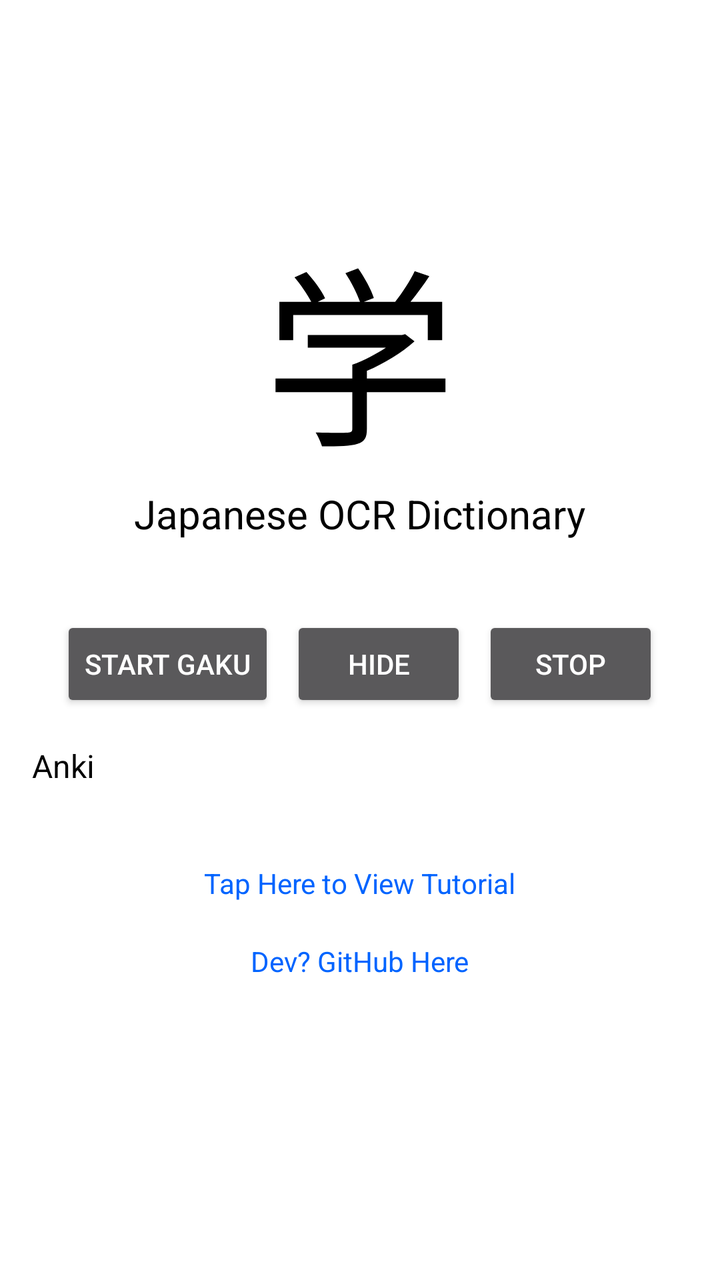
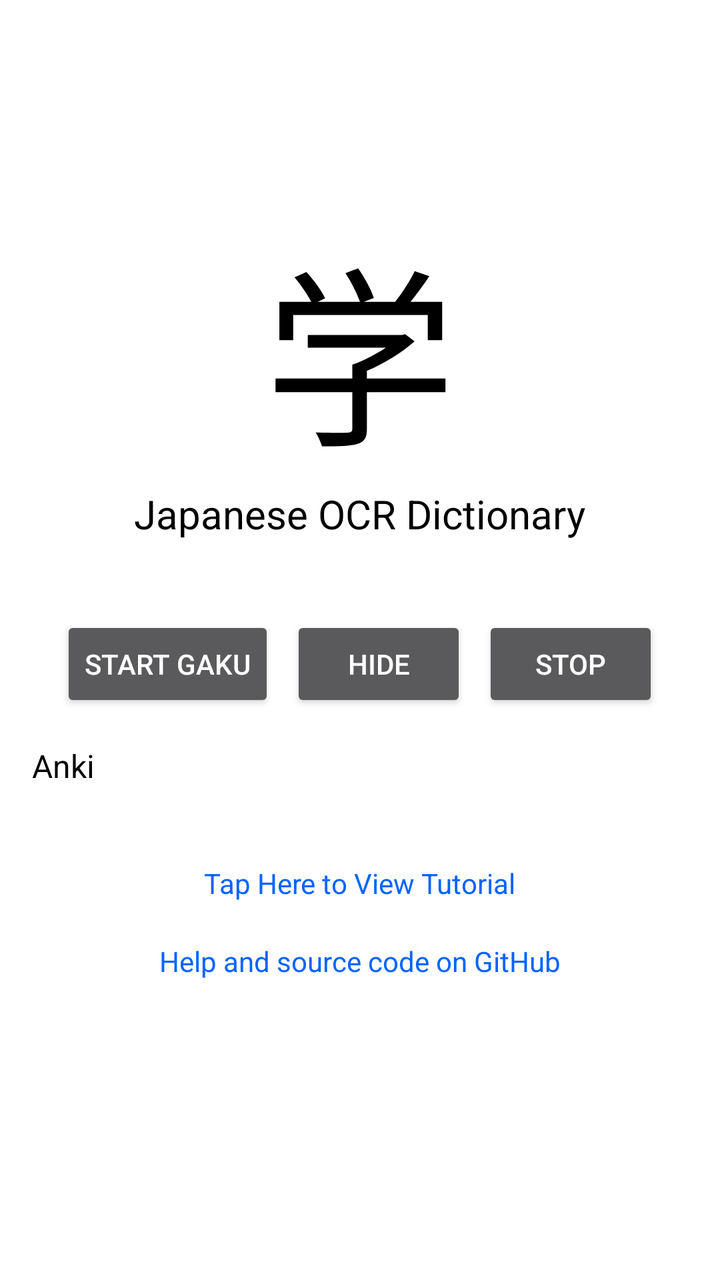

The first picture is an Android layout as it rendered before a commit; the second is the same layout after the commit. The layout source and the unified diff follow.
<!-- AndroidManifest.xml: application theme AppTheme -->
<!-- res/layout/fragment_start.xml -->
<?xml version="1.0" encoding="utf-8"?>
<androidx.constraintlayout.widget.ConstraintLayout
    xmlns:android="http://schemas.android.com/apk/res/android"
    xmlns:app="http://schemas.android.com/apk/res-auto"
    xmlns:tools="http://schemas.android.com/tools"
    android:layout_width="match_parent"
    android:layout_height="match_parent"
    android:background="@color/Primary"
    tools:context=".MainStartFragment">

    
    <ScrollView
        android:id="@+id/top_scroll"
        android:layout_width="match_parent"
        android:layout_height="0dp"
        android:fillViewport="true"
        app:layout_constraintBottom_toTopOf="@+id/frameLayout"
        app:layout_constraintEnd_toEndOf="parent"
        app:layout_constraintStart_toStartOf="parent"
        app:layout_constraintTop_toTopOf="parent">

        <LinearLayout
            android:layout_width="match_parent"
            android:layout_height="wrap_content"
            android:gravity="center"
            android:orientation="vertical"
            android:paddingLeft="16dp"
            android:paddingTop="8dp"
            android:paddingRight="16dp"
            android:paddingBottom="8dp">

            <TextView
                android:id="@+id/gaku_logo"
                android:layout_width="wrap_content"
                android:layout_height="wrap_content"
                android:text="学"
                android:textColor="@color/PrimaryDark"
                android:textSize="96sp" />

            <TextView
                android:id="@+id/gaku_title"
                android:layout_width="wrap_content"
                android:layout_height="wrap_content"
                android:text="Japanese OCR Dictionary"
                android:textColor="@color/PrimaryDark"
                android:textSize="20sp" />

            
            <TextView
                android:id="@+id/gaku_state"
                android:layout_width="match_parent"
                android:layout_height="wrap_content"
                android:layout_marginTop="12dp"
                android:gravity="center"
                android:textColor="@color/PrimaryDark"
                android:textSize="16sp" />

            <LinearLayout
                android:id="@+id/gaku_buttons"
                android:layout_width="wrap_content"
                android:layout_height="wrap_content"
                android:layout_marginTop="4dp"
                android:orientation="horizontal">

                <Button
                    android:id="@+id/gaku_start"
                    android:layout_width="wrap_content"
                    android:layout_height="wrap_content"
                    android:text="@string/gaku_button_start" />

                <Button
                    android:id="@+id/gaku_show_hide"
                    android:layout_width="wrap_content"
                    android:layout_height="wrap_content"
                    android:layout_marginStart="8dp"
                    android:text="@string/gaku_button_hide" />

                <Button
                    android:id="@+id/gaku_stop"
                    android:layout_width="wrap_content"
                    android:layout_height="wrap_content"
                    android:layout_marginStart="8dp"
                    android:text="@string/gaku_button_stop" />

            </LinearLayout>

            <TextView
                android:id="@+id/gaku_hint"
                android:layout_width="match_parent"
                android:layout_height="wrap_content"
                android:layout_marginTop="8dp"
                android:gravity="center"
                android:textColor="@color/PrimaryDark"
                android:textSize="12sp"
                android:visibility="gone" />

            
            <LinearLayout
                android:id="@+id/llm_settings"
                android:layout_width="match_parent"
                android:layout_height="wrap_content"
                android:layout_marginTop="16dp"
                android:orientation="vertical"
                android:visibility="gone">

                <TextView
                    android:layout_width="wrap_content"
                    android:layout_height="wrap_content"
                    android:text="Ollama server"
                    android:textColor="@color/PrimaryDark"
                    android:textSize="16sp" />

                <LinearLayout
                    android:layout_width="match_parent"
                    android:layout_height="wrap_content"
                    android:gravity="center_vertical"
                    android:orientation="horizontal">

                    
                    <EditText
                        android:id="@+id/llm_server"
                        android:theme="@style/ThemeOverlay.AppCompat.Light"
                        android:layout_width="0dp"
                        android:layout_height="wrap_content"
                        android:layout_weight="1"
                        android:hint="192.168.1.10 or https://…"
                        android:imeOptions="actionDone|flagNoPersonalizedLearning"
                        android:inputType="textUri"
                        android:singleLine="true" />

                    <Button
                        android:id="@+id/llm_connect"
                        android:layout_width="wrap_content"
                        android:layout_height="wrap_content"
                        android:layout_marginStart="8dp"
                        android:text="@string/llm_button_connect" />

                </LinearLayout>

                
                <EditText
                    android:id="@+id/llm_api_key"
                    android:theme="@style/ThemeOverlay.AppCompat.Light"
                    android:layout_width="match_parent"
                    android:layout_height="wrap_content"
                    android:hint="API key (optional)"
                    android:imeOptions="actionDone|flagNoPersonalizedLearning"
                    android:inputType="textPassword"
                    android:singleLine="true" />

                
                <Spinner
                    android:id="@+id/llm_model"
                    android:theme="@style/ThemeOverlay.AppCompat.Light"
                    android:layout_width="match_parent"
                    android:layout_height="wrap_content"
                    android:visibility="gone" />

                <TextView
                    android:id="@+id/llm_status"
                    android:layout_width="match_parent"
                    android:layout_height="wrap_content"
                    android:layout_marginTop="4dp"
                    android:textColor="@color/PrimaryDark"
                    android:textSize="12sp" />

            </LinearLayout>

            
            <LinearLayout
                android:id="@+id/anki_settings"
                android:layout_width="match_parent"
                android:layout_height="wrap_content"
                android:layout_marginTop="16dp"
                android:orientation="vertical">

                <TextView
                    android:layout_width="wrap_content"
                    android:layout_height="wrap_content"
                    android:text="Anki"
                    android:textColor="@color/PrimaryDark"
                    android:textSize="16sp" />

                <LinearLayout
                    android:layout_width="match_parent"
                    android:layout_height="wrap_content"
                    android:gravity="center_vertical"
                    android:orientation="horizontal">

                    
                    <Spinner
                        android:id="@+id/anki_deck"
                        android:theme="@style/ThemeOverlay.AppCompat.Light"
                        android:layout_width="0dp"
                        android:layout_height="wrap_content"
                        android:layout_weight="1"
                        android:visibility="gone" />

                    <Button
                        android:id="@+id/anki_connect"
                        android:layout_width="wrap_content"
                        android:layout_height="wrap_content"
                        android:visibility="gone"
                        android:text="@string/anki_button_connect" />

                </LinearLayout>

                <TextView
                    android:id="@+id/anki_status"
                    android:layout_width="match_parent"
                    android:layout_height="wrap_content"
                    android:layout_marginTop="4dp"
                    android:textColor="@color/PrimaryDark"
                    android:textSize="12sp" />

            </LinearLayout>

            <TextView
                android:id="@+id/gaku_tutorial"
                android:layout_width="wrap_content"
                android:layout_height="wrap_content"
                android:layout_marginTop="8dp"
                android:padding="10dp"
                android:text="Tap Here to View Tutorial"
                android:textColor="@color/blue_dark"
                android:textSize="14sp" />

            <TextView
                android:id="@+id/gaku_github"
                android:layout_width="wrap_content"
                android:layout_height="wrap_content"
                android:padding="10dp"
                android:text="Dev? GitHub Here"
                android:textColor="@color/blue_dark"
                android:textSize="14sp" />

        </LinearLayout>

    </ScrollView>

    <FrameLayout
        android:id="@+id/frameLayout"
        android:layout_width="300dp"
        android:layout_height="4dp"
        android:layout_marginStart="8dp"
        android:layout_marginEnd="8dp"
        android:layout_marginBottom="32dp"
        app:layout_constraintBottom_toBottomOf="parent"
        app:layout_constraintEnd_toEndOf="parent"
        app:layout_constraintStart_toStartOf="parent">

        
        <ProgressBar
            android:id="@+id/progress_bar"
            style="?android:attr/progressBarStyleHorizontal"
            android:layout_width="300dp"
            android:layout_height="32dp"
            android:layout_gravity="center"
            android:indeterminate="true"
            android:visibility="invisible" />
    </FrameLayout>

</androidx.constraintlayout.widget.ConstraintLayout>
<!-- resources referenced by this layout -->
<resources>
  <color name="Primary">#FFFFFF</color>
  <color name="PrimaryDark">#000000</color>
  <color name="blue_dark">#0064ff</color>
  <string name="anki_button_connect">Connect AnkiDroid</string>
  <string name="gaku_button_hide">Hide</string>
  <string name="gaku_button_start">Start Gaku</string>
  <string name="gaku_button_stop">Stop</string>
  <string name="llm_button_connect">Connect</string>
  <style name="AppTheme" parent="Theme.AppCompat.NoActionBar">
          
          
      </style>
</resources>

<!-- the commit's change to res/layout/fragment_start.xml (unified diff, before → after) -->
@@ -230,7 +230,7 @@
                 android:layout_width="wrap_content"
                 android:layout_height="wrap_content"
                 android:padding="10dp"
-                android:text="Dev? GitHub Here"
+                android:text="Help and source code on GitHub"
                 android:textColor="@color/blue_dark"
                 android:textSize="14sp" />
 
